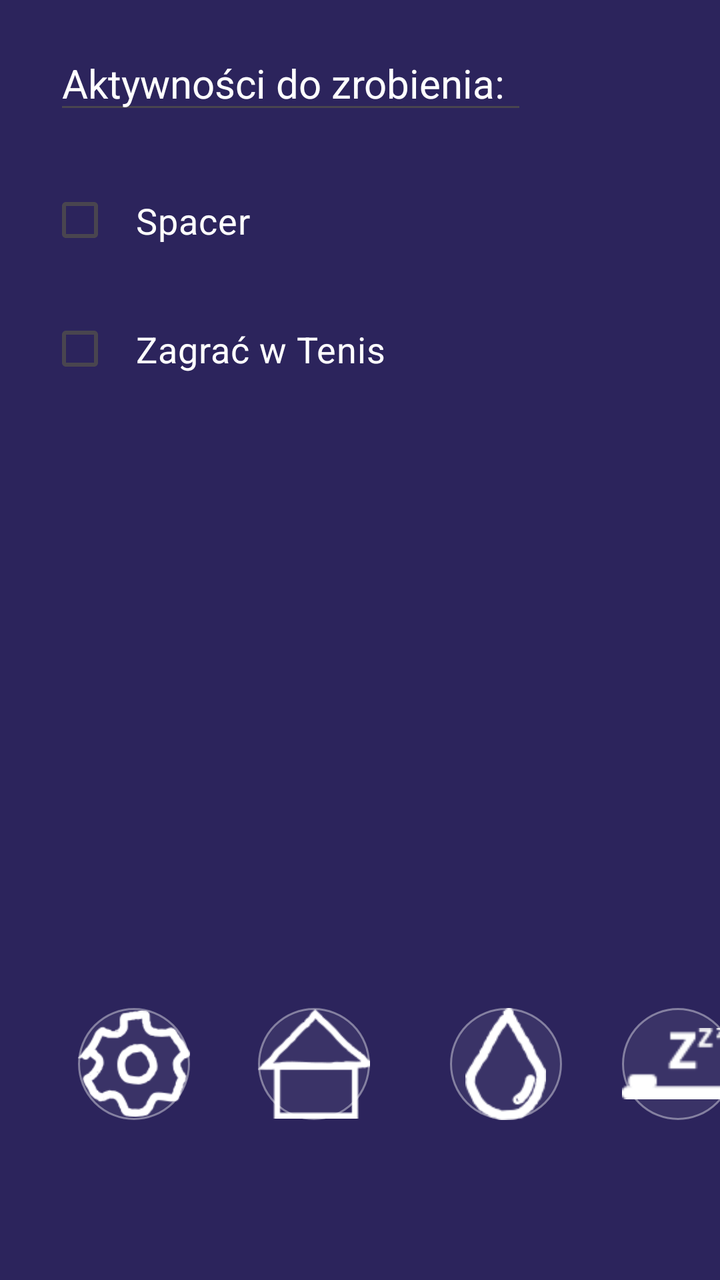
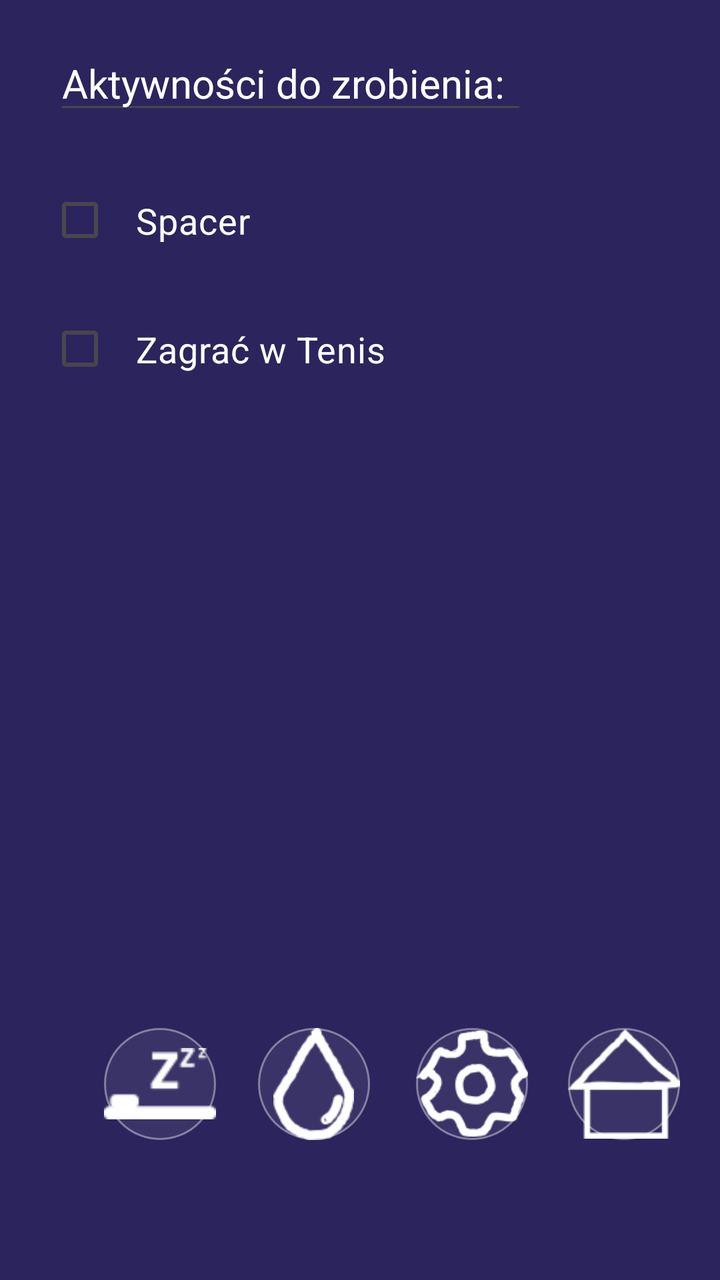

Two renders of the same Android screen: before a commit and after it. Below are the layout's source before the change and the commit's diff.
<!-- AndroidManifest.xml: activity theme Theme.Hackaton.NoActionBar -->
<!-- res/layout/activity_scrolling.xml -->
<?xml version="1.0" encoding="utf-8"?>
<androidx.constraintlayout.widget.ConstraintLayout xmlns:android="http://schemas.android.com/apk/res/android"
    xmlns:app="http://schemas.android.com/apk/res-auto"
    xmlns:tools="http://schemas.android.com/tools"
    android:layout_width="match_parent"
    android:layout_height="match_parent"
    android:background="#2c245c"
    android:fitsSystemWindows="true"
    tools:context=".ScrollingActivity"
    tools:layout_editor_absoluteX="4dp"
    tools:layout_editor_absoluteY="0dp">

    <EditText
        android:id="@+id/ActivitiesText"
        android:layout_width="wrap_content"
        android:layout_height="wrap_content"
        android:layout_marginStart="27dp"
        android:layout_marginTop="18dp"
        android:ems="10"
        android:inputType="text"
        android:text="Aktywności do zrobienia:"
        android:textColor="#FFFFFF"
        android:textSize="20sp"
        app:layout_constraintStart_toStartOf="parent"
        app:layout_constraintTop_toTopOf="parent" />

    <CheckBox
        android:id="@+id/checkBox1"
        android:layout_width="wrap_content"
        android:layout_height="wrap_content"
        android:layout_marginStart="24dp"
        android:layout_marginTop="24dp"
        android:padding="12dp"
        android:text="Spacer"
        android:textColor="#FFFFFF"
        android:textSize="18sp"
        app:layout_constraintStart_toStartOf="parent"
        app:layout_constraintTop_toBottomOf="@+id/ActivitiesText" />

    <CheckBox
        android:id="@+id/checkBox2"
        android:layout_width="wrap_content"
        android:layout_height="wrap_content"
        android:layout_marginStart="24dp"
        android:layout_marginTop="16dp"
        android:padding="12dp"
        android:text="Zagrać w Tenis"
        android:textColor="#FFFFFF"
        android:textSize="18sp"
        app:layout_constraintStart_toStartOf="parent"
        app:layout_constraintTop_toBottomOf="@+id/checkBox1" />


    <ImageButton
        android:id="@+id/BackToMainButton"
        android:layout_width="56dp"
        android:layout_height="56dp"
        android:layout_marginStart="34dp"
        android:layout_marginBottom="80dp"
        android:background="@drawable/round_button_background"
        android:contentDescription="Button 1"
        android:scaleType="centerInside"
        android:src="@drawable/ic_home"
        app:layout_constraintBottom_toBottomOf="parent"
        app:layout_constraintStart_toEndOf="@+id/ActivitiesSettingsButton"
        app:tint="#FFFFFF" />

    <ImageButton
        android:id="@+id/ActivitiesSettingsButton"
        android:layout_width="56dp"
        android:layout_height="56dp"
        android:layout_marginStart="39dp"
        android:layout_marginBottom="80dp"
        android:background="@drawable/round_button_background"
        android:contentDescription="Button 4"
        android:scaleType="centerInside"
        android:src="@drawable/ic_settings"
        app:layout_constraintBottom_toBottomOf="parent"
        app:layout_constraintStart_toStartOf="parent"
        app:tint="#FFFFFF" />

    <ImageButton
        android:id="@+id/btn3"
        android:layout_width="56dp"
        android:layout_height="56dp"
        android:layout_marginStart="30dp"
        android:layout_marginBottom="80dp"
        android:background="@drawable/round_button_background"
        android:contentDescription="Button 3"
        android:scaleType="centerInside"
        android:src="@drawable/ic_sleep"
        app:layout_constraintBottom_toBottomOf="parent"
        app:layout_constraintStart_toEndOf="@+id/btn2"
        app:tint="#FFFFFF" />

    <ImageButton
        android:id="@+id/btn2"
        android:layout_width="56dp"
        android:layout_height="56dp"
        android:layout_marginStart="40dp"
        android:layout_marginBottom="80dp"
        android:background="@drawable/round_button_background"
        android:contentDescription="Button 2"
        android:scaleType="centerInside"
        android:src="@drawable/ic_water"
        app:layout_constraintBottom_toBottomOf="parent"
        app:layout_constraintStart_toEndOf="@+id/BackToMainButton"
        app:tint="#FFFFFF" />

</androidx.constraintlayout.widget.ConstraintLayout>
<!-- resources referenced by this layout -->
<resources>
  <!-- drawable ic_home: png bitmap (drawable, 1490 bytes) -->
  <!-- drawable ic_settings: png bitmap (drawable, 3147 bytes) -->
  <!-- drawable ic_sleep: png bitmap (drawable, 687 bytes) -->
  <!-- drawable ic_water: png bitmap (drawable, 1887 bytes) -->
  <!-- drawable round_button_background (drawable) -->
  <shape xmlns:android="http://schemas.android.com/apk/res/android" android:shape="oval">
      <solid android:color="#11FFFFFF" />
      <stroke android:width="1dp" android:color="#66FFFFFF" />
  </shape>
  <style name="Theme.Hackaton.NoActionBar">
          <item name="windowActionBar">false</item>
          <item name="windowNoTitle">true</item>
      </style>
</resources>

<!-- the commit's change to res/layout/activity_scrolling.xml (unified diff, before → after) -->
@@ -55,8 +55,8 @@
         android:id="@+id/BackToMainButton"
         android:layout_width="56dp"
         android:layout_height="56dp"
-        android:layout_marginStart="34dp"
-        android:layout_marginBottom="80dp"
+        android:layout_marginStart="20dp"
+        android:layout_marginBottom="70dp"
         android:background="@drawable/round_button_background"
         android:contentDescription="Button 1"
         android:scaleType="centerInside"
@@ -66,45 +66,45 @@
         app:tint="#FFFFFF" />
 
     <ImageButton
-        android:id="@+id/ActivitiesSettingsButton"
-        android:layout_width="56dp"
-        android:layout_height="56dp"
-        android:layout_marginStart="39dp"
-        android:layout_marginBottom="80dp"
-        android:background="@drawable/round_button_background"
-        android:contentDescription="Button 4"
-        android:scaleType="centerInside"
-        android:src="@drawable/ic_settings"
-        app:layout_constraintBottom_toBottomOf="parent"
-        app:layout_constraintStart_toStartOf="parent"
-        app:tint="#FFFFFF" />
-
-    <ImageButton
         android:id="@+id/btn3"
         android:layout_width="56dp"
         android:layout_height="56dp"
-        android:layout_marginStart="30dp"
-        android:layout_marginBottom="80dp"
+        android:layout_marginStart="52dp"
+        android:layout_marginBottom="70dp"
         android:background="@drawable/round_button_background"
         android:contentDescription="Button 3"
         android:scaleType="centerInside"
         android:src="@drawable/ic_sleep"
         app:layout_constraintBottom_toBottomOf="parent"
-        app:layout_constraintStart_toEndOf="@+id/btn2"
+        app:layout_constraintStart_toStartOf="parent"
         app:tint="#FFFFFF" />
 
     <ImageButton
         android:id="@+id/btn2"
         android:layout_width="56dp"
         android:layout_height="56dp"
-        android:layout_marginStart="40dp"
-        android:layout_marginBottom="80dp"
+        android:layout_marginStart="21dp"
+        android:layout_marginBottom="70dp"
         android:background="@drawable/round_button_background"
         android:contentDescription="Button 2"
         android:scaleType="centerInside"
         android:src="@drawable/ic_water"
         app:layout_constraintBottom_toBottomOf="parent"
-        app:layout_constraintStart_toEndOf="@+id/BackToMainButton"
+        app:layout_constraintStart_toEndOf="@+id/btn3"
+        app:tint="#FFFFFF" />
+
+    <ImageButton
+        android:id="@+id/ActivitiesSettingsButton"
+        android:layout_width="56dp"
+        android:layout_height="56dp"
+        android:layout_marginStart="23dp"
+        android:layout_marginBottom="70dp"
+        android:background="@drawable/round_button_background"
+        android:contentDescription="Button 4"
+        android:scaleType="centerInside"
+        android:src="@drawable/ic_settings"
+        app:layout_constraintBottom_toBottomOf="parent"
+        app:layout_constraintStart_toEndOf="@+id/btn2"
         app:tint="#FFFFFF" />
 
 </androidx.constraintlayout.widget.ConstraintLayout>
